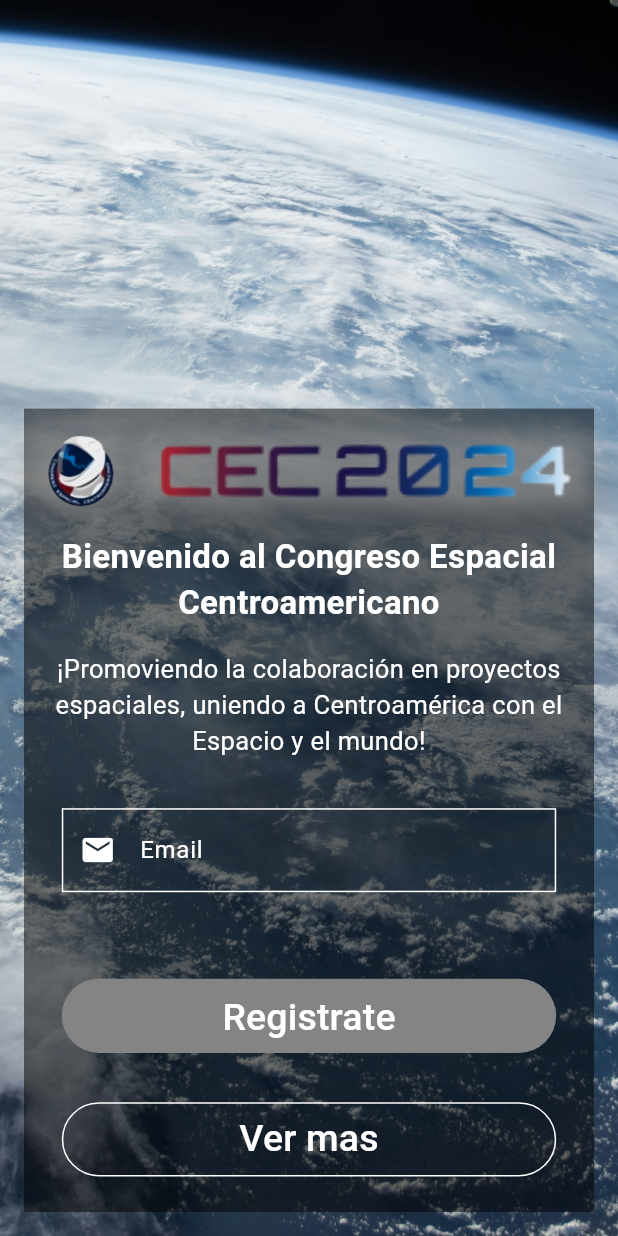
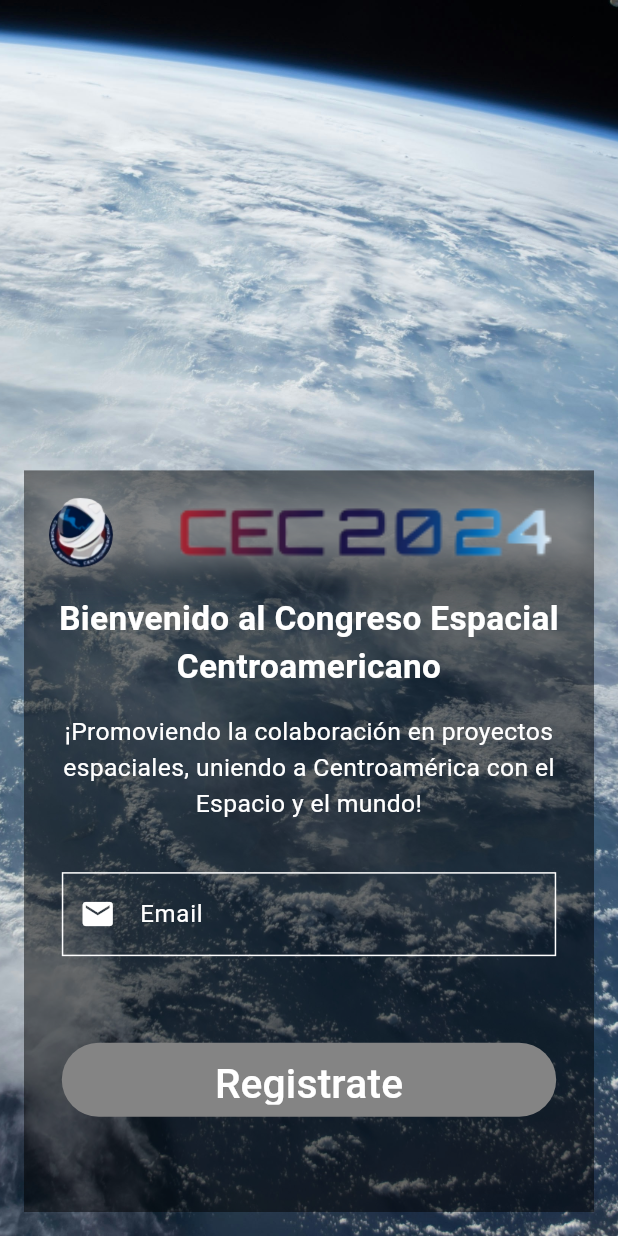
Before and after one commit to AGICE-CEC/app, a Flutter app: the screen it shows after launch, on a phone screen of 412 x 824 dp. Run offline on Flutter 3.47's test engine with Material 3 defaults, Android fonts, the phone set to English and light mode, and no system bars.

Commit message:
feat: Complete responsive

```diff
--- a/agice_app/lib/screens/registration_screen.dart
+++ b/agice_app/lib/screens/registration_screen.dart
@@ -1,5 +1,4 @@
 import 'package:flutter/material.dart';
-import 'package:url_launcher/url_launcher.dart';
 
 class RegistrationScreen extends StatefulWidget {
   const RegistrationScreen({super.key});
@@ -34,7 +33,7 @@ class _RegistrationScreen extends State<RegistrationScreen> {
                 alignment: Alignment.topLeft,
                 color: Colors.black.withOpacity(0.5),
                 width: double.infinity,
-                height: MediaQuery.of(context).size.height * 0.65,
+                height: MediaQuery.of(context).size.height * 0.60,
                 child: Column(
                   crossAxisAlignment: CrossAxisAlignment.center,
                   children: <Widget>[
@@ -45,7 +44,7 @@ class _RegistrationScreen extends State<RegistrationScreen> {
                           flex: 2, // 20%
                           child: Container(
                             width: double.infinity,
-                            height: 50,
+                            height: MediaQuery.of(context).size.height * 0.06,
                             decoration: BoxDecoration(
                               image: const DecorationImage(
                                 image: AssetImage('assets/astronatua.png'),
@@ -72,7 +71,7 @@ class _RegistrationScreen extends State<RegistrationScreen> {
                           flex: 8, // 80%
                           child: Container(
                             width: double.infinity,
-                            height: 50,
+                            height: MediaQuery.of(context).size.height * 0.055,
                             decoration: BoxDecoration(
                               image: const DecorationImage(
                                 image: AssetImage('assets/cec2024.png'),
@@ -96,22 +95,22 @@ class _RegistrationScreen extends State<RegistrationScreen> {
                       ],
                     ),
                     SizedBox(height: MediaQuery.of(context).size.height * 0.02),
-                    const Text(
+                    Text(
                       "Bienvenido al Congreso Espacial Centroamericano",
                       textAlign: TextAlign.center,
                       style: TextStyle(
                         color: Colors.white,
-                        fontSize: 22,
+                        fontSize: MediaQuery.of(context).size.width * 0.054,
                         fontWeight: FontWeight.bold,
                       ),
                     ),
                     SizedBox(height: MediaQuery.of(context).size.height * 0.02),
-                    const Text(
+                    Text(
                         "¡Promoviendo la colaboración en proyectos espaciales, uniendo a Centroamérica con el Espacio y el mundo!",
                         textAlign: TextAlign.center,
                         style: TextStyle(
                           color: Colors.white,
-                          fontSize: 17,
+                          fontSize: MediaQuery.of(context).size.width * 0.04,
                           fontWeight: FontWeight.normal,
                         )),
                     SizedBox(height: MediaQuery.of(context).size.height * 0.04),
@@ -171,42 +170,18 @@ class _RegistrationScreen extends State<RegistrationScreen> {
                                   },
                                   style: TextButton.styleFrom(
                                       backgroundColor: const Color(0xFF848484)),
-                                  child: const Text(
+                                  child: Text(
                                     "Registrate",
                                     style: TextStyle(
-                                        color: Colors.white, fontSize: 25),
+                                        color: Colors.white,
+                                        fontSize:
+                                            MediaQuery.of(context).size.height *
+                                                0.033),
                                   )),
                             ),
                             SizedBox(
                                 height:
                                     MediaQuery.of(context).size.height * 0.04),
-                            SizedBox(
-                              width: MediaQuery.of(context).size.width * 0.8,
-                              height: MediaQuery.of(context).size.height * 0.06,
-                              child: OutlinedButton(
-                                  onPressed: () async {
-                                    final url =
-                                        'https://www.ejemplo.com'; // Reemplaza con el enlace al que deseas redirigir
-                                    try {
-                                      if (await canLaunch(url)) {
-                                        await launch(url);
-                                      } else {
-                                        print(
-                                            'No se pudo abrir el enlace: $url');
-                                      }
-                                    } catch (e) {
-                                      print('Error al lanzar el enlace: $e');
-                                    }
-                                  },
-                                  style: OutlinedButton.styleFrom(
-                                      side: const BorderSide(
-                                          color: Colors.white, width: 1)),
-                                  child: const Text(
-                                    "Ver mas",
-                                    style: TextStyle(
-                                        color: Colors.white, fontSize: 25),
-                                  )),
-                            ),
                           ],
                         ))
                   ],
--- a/agice_app/pubspec.yaml
+++ b/agice_app/pubspec.yaml
@@ -30,7 +30,6 @@ environment:
 dependencies:
   flutter:
     sdk: flutter
-  url_launcher: ^6.0.0
 
 
   # The following adds the Cupertino Icons font to your application.
```
